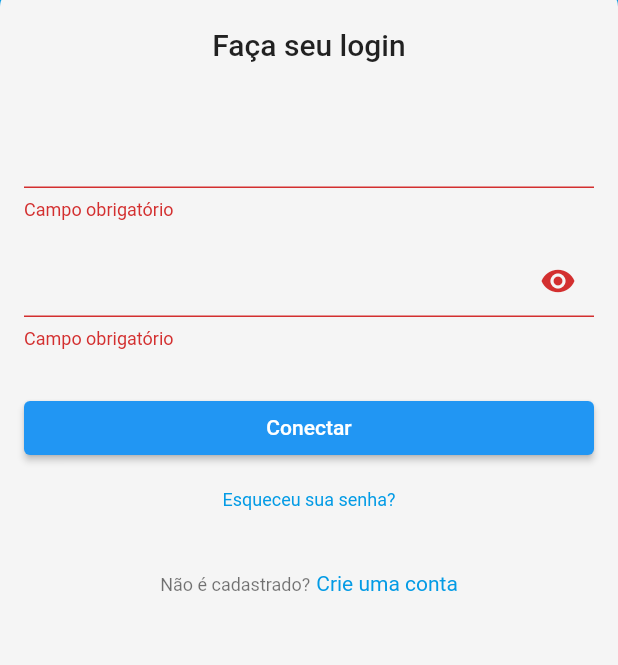
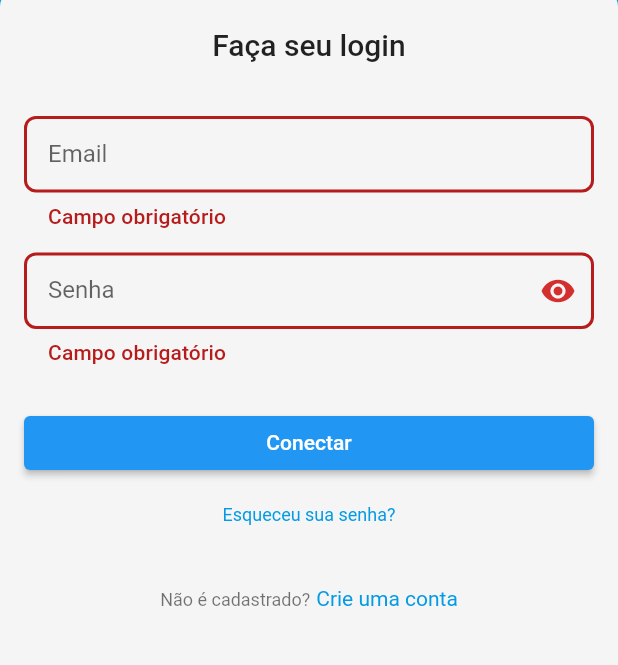
Before and after one commit to RaphaelRat/OnFly, a Flutter app: the screen it shows after launch, after a tap on "Conectar", on a phone screen of 412 x 824 dp, the part 503-1168 px from its top. Run offline on Flutter 3.47's test engine with Material 2 defaults, Android fonts, the light colour scheme and no system bars; our stand-ins replace get.

Commit message:
add decoration on login fields

```diff
--- /dev/null
+++ b/lib/app/core/theme/form_field_input_decoration.dart
@@ -0,0 +1,54 @@
+import 'package:flutter/material.dart';
+
+import 'package:onfly/app/core/theme/app_colors.dart';
+
+InputDecoration getFormFieldDecoration(BuildContext context, bool enabled, String label) {
+  final theme = Theme.of(context);
+  final textTheme = theme.textTheme;
+  return InputDecoration(
+    contentPadding: const EdgeInsets.fromLTRB(16, 18, 24, 14),
+    enabled: enabled,
+    focusedBorder: OutlineInputBorder(
+      borderSide: const BorderSide(color: AppColors.indigoA200, width: 1),
+      borderRadius: BorderRadius.circular(8),
+    ),
+    enabledBorder: OutlineInputBorder(
+      borderSide: BorderSide(color: Colors.black.withOpacity(0.38), width: 1),
+      borderRadius: BorderRadius.circular(8),
+    ),
+    disabledBorder: OutlineInputBorder(
+      borderSide: BorderSide(color: AppColors.blackDisabled, width: 1),
+      borderRadius: BorderRadius.circular(8),
+    ),
+    errorBorder: OutlineInputBorder(
+      borderSide: const BorderSide(color: AppColors.red900, width: 2),
+      borderRadius: BorderRadius.circular(8),
+    ),
+    focusedErrorBorder: OutlineInputBorder(
+      borderSide: const BorderSide(color: AppColors.red900, width: 2),
+      borderRadius: BorderRadius.circular(8),
+    ),
+    labelText: label,
+    errorText: null,
+    errorStyle: textTheme.subtitle2?.copyWith(color: AppColors.red900),
+    fillColor: Colors.transparent,
+    filled: true,
+  );
+}
+
+InputDecoration getTextFieldDecoration({
+  required BuildContext context,
+  required bool enabled,
+  required String label,
+  required bool isInvalid,
+}) {
+  return getFormFieldDecoration(context, enabled, label).copyWith(
+    suffixIcon: isInvalid
+        ? const Icon(
+            Icons.error_outline,
+            color: AppColors.red900,
+            size: 24,
+          )
+        : null,
+  );
+}
--- a/lib/app/modules/login/login_page.dart
+++ b/lib/app/modules/login/login_page.dart
@@ -1,8 +1,11 @@
+import 'package:flutter/foundation.dart';
 import 'package:flutter/material.dart';
 
 import 'package:get/get.dart';
-import 'package:onfly/app/core/utils/snackbar.dart';
+import 'package:onfly/app/data/model/user/user_mock.dart';
 
+import '../../core/utils/snackbar.dart';
+import '../../core/theme/form_field_input_decoration.dart';
 import '../../core/theme/app_colors.dart';
 import 'login_controller.dart';
 
@@ -23,7 +26,6 @@ class LoginPage extends GetView<LoginController> {
             children: [
               const Expanded(
                 flex: 2,
-                // child: Center(child: Text('On Fly', style: textTheme.titleLarge?.copyWith(fontWeight: FontWeight.w500))),
                 child: Image(image: AssetImage('assets/images/logo.png')),
               ),
               Expanded(
@@ -45,24 +47,23 @@ class LoginPage extends GetView<LoginController> {
                             Text('Faça seu login', style: textTheme.headline6?.copyWith(fontWeight: FontWeight.w500)),
                             const SizedBox(height: 36),
                             TextFormField(
-                              // decoration: getTextFieldDecoration(context: context, enabled: true, label: 'Email', isInvalid: false),
+                              decoration: getTextFieldDecoration(context: context, enabled: true, label: 'Email', isInvalid: false),
                               validator: (email) => email == null || email.isEmpty ? 'Campo obrigatório' : null,
-                              // initialValue: kReleaseMode ? null : users.elementAt(3).email,
+                              initialValue: kReleaseMode ? null : users.elementAt(0).email,
                               onSaved: controller.onEmailFormChanged,
                             ),
                             const SizedBox(height: 16),
                             Obx(
                               () => TextFormField(
                                 obscureText: controller.obscurePassword.value,
-                                // decoration: getTextFieldDecoration(context: context, enabled: true, label: 'Senha', isInvalid: false).copyWith(
-                                decoration: InputDecoration(
+                                decoration: getTextFieldDecoration(context: context, enabled: true, label: 'Senha', isInvalid: false).copyWith(
                                   suffixIcon: IconButton(
                                     icon: Icon(controller.obscurePassword.value ? Icons.visibility : Icons.visibility_off),
                                     onPressed: () => controller.obscurePassword.value = !controller.obscurePassword.value,
                                   ),
                                 ),
                                 validator: (password) => password == null || password.isEmpty ? 'Campo obrigatório' : null,
-                                // initialValue: kReleaseMode ? null : users.elementAt(3).password,
+                                initialValue: kReleaseMode ? null : users.elementAt(0).senha,
                                 onSaved: controller.onPasswordFormChanged,
                               ),
                             ),
```
